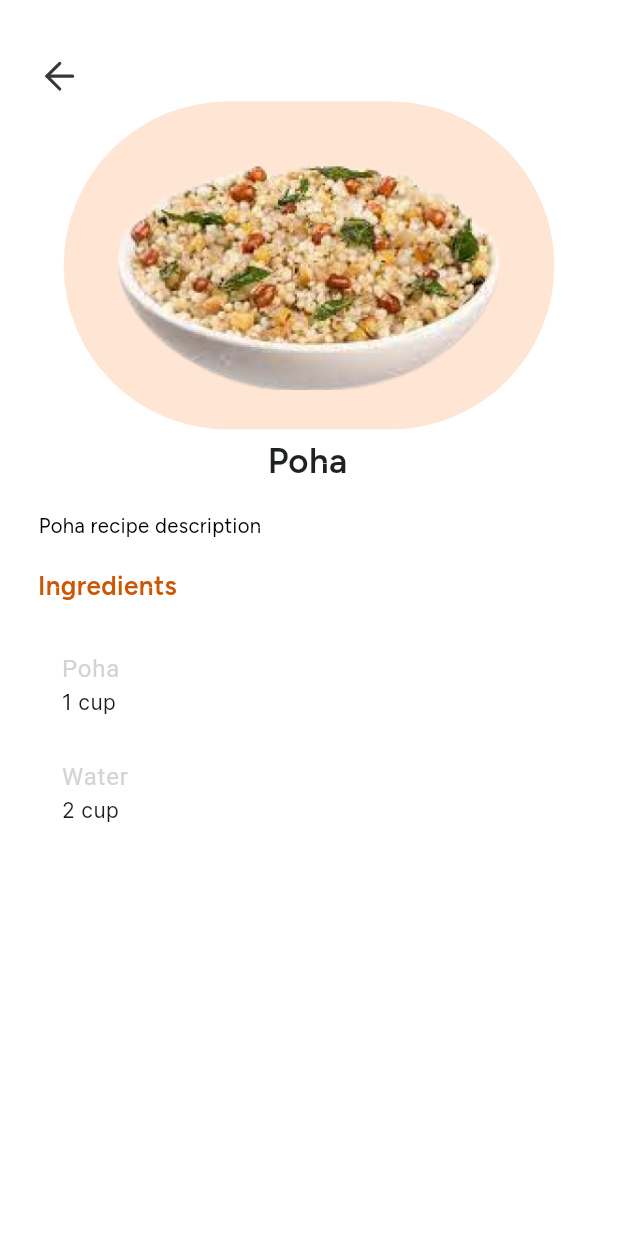
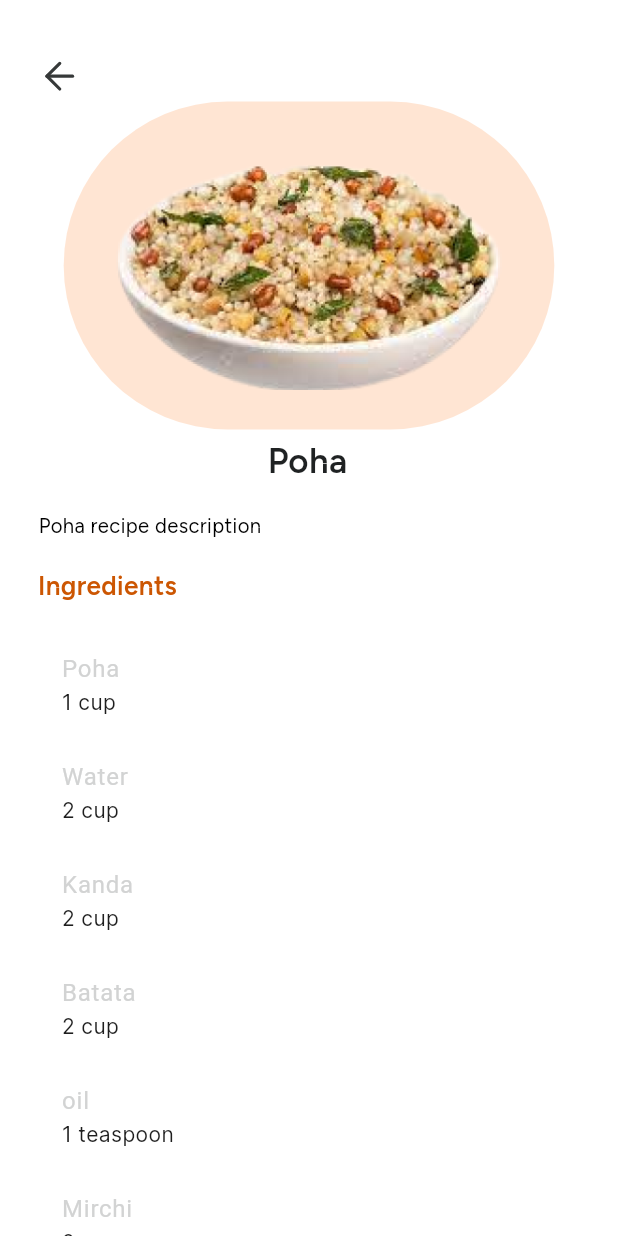
Before and after one commit to Siddharth-smnt/kulture, a Flutter app: the RecipesPage screen opened directly, after a tap on "Poha", on a phone screen of 412 x 824 dp. Run offline on Flutter 3.47's test engine with Material 3 defaults, Android fonts, the phone set to English and light mode, and no system bars; our stand-ins replace cached_network_image, cloud_firestore, connectivity_plus, equatable, firebase_core, flutter_bloc and 2 more; accounts and stored records are empty.

Commit message:
recipe screen ingredients rendering done

```diff
--- a/lib/presentation/recipes_page/bloc/recipes_bloc.dart
+++ b/lib/presentation/recipes_page/bloc/recipes_bloc.dart
@@ -28,7 +28,11 @@ class RecipesBloc extends Bloc<RecipesEvent, RecipesState> {
       description: "Poha recipe description",
       ingredients: [
         IngredientsListModel(ingredientName: "Poha", quantity: "1 cup"),
-        IngredientsListModel(ingredientName: "Water", quantity: "2 cup")
+        IngredientsListModel(ingredientName: "Water", quantity: "2 cup"),
+        IngredientsListModel(ingredientName: "Kanda", quantity: "2 cup"),
+        IngredientsListModel(ingredientName: "Batata", quantity: "2 cup"),
+        IngredientsListModel(ingredientName: "oil", quantity: "1 teaspoon"),
+        IngredientsListModel(ingredientName: "Mirchi", quantity: "2 cup"),
       ],
     ),
     RecipeItemModel(
--- a/lib/presentation/recipes_page/screen/recipe_screen.dart
+++ b/lib/presentation/recipes_page/screen/recipe_screen.dart
@@ -3,7 +3,6 @@ import '../models/recipe_item_model.dart';
 import 'package:mandar_purushottam_s_application1/core/app_export.dart';
 import 'package:mandar_purushottam_s_application1/widgets/app_bar/appbar_image_2.dart';
 import 'package:mandar_purushottam_s_application1/widgets/app_bar/custom_app_bar.dart';
-import 'package:mandar_purushottam_s_application1/widgets/custom_outlined_button.dart';
 
 class RecipeScreen extends StatelessWidget {
   RecipeScreen(this.recipe, {Key? key}) : super(key: key);
@@ -110,11 +109,15 @@ class RecipeScreen extends StatelessWidget {
                           ),
                         ),
                         SizedBox(height: 18.v),
-                        // ListView for Ingredients and Quantities
+                        // Make the list of ingredients scrollable
+                        SingleChildScrollView(
+                          child: Column(
+                            children: [
                               ListView.builder(
+                                physics: NeverScrollableScrollPhysics(),
                                 shrinkWrap: true,
-                          itemCount:
-                              recipe.ingredients?.length ?? 0, // Check for null
+                                itemCount: recipe.ingredients?.length ??
+                                    0, // Check for null
                                 itemBuilder: (context, index) {
                                   final ingredient = recipe.ingredients![index];
                                   return ListTile(
@@ -123,11 +126,15 @@ class RecipeScreen extends StatelessWidget {
                                       style: TextStyle(fontSize: 16),
                                     ),
                                     subtitle: Text(
-                                ingredient.quantity ?? 'Quantity not specified',
+                                      ingredient.quantity ??
+                                          'Quantity not specified',
                                       style: TextStyle(fontSize: 14),
                                     ),
                                   );
                                 },
+                              ),
+                            ],
+                          ),
                         ),
                       ],
                     ),
```
Lines whose indentation alone changed are shown as unchanged.
